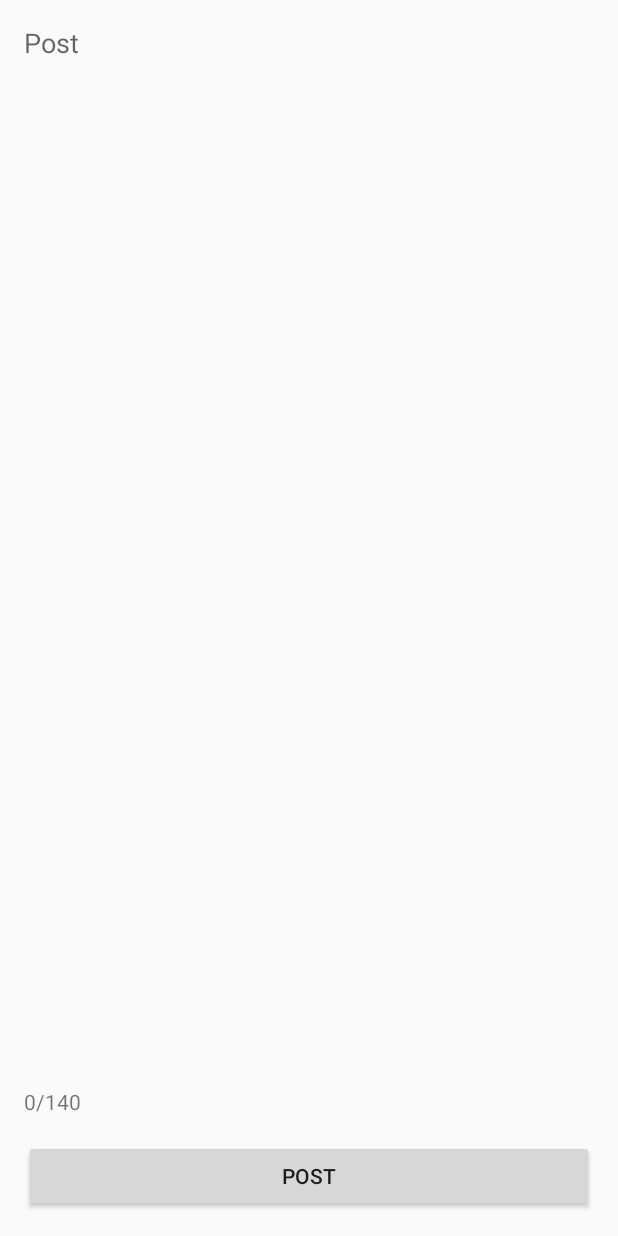
After one commit to GaspardC/Photon_Android_Photo_Map_Based_Social_Sharing, an Android app: the layout activity_post.xml on its own in the app's theme, with its tools: preview values and no code run, on a phone screen of 412 x 824 dp. The commit adds this screen. Run offline under Robolectric (Android 15) with nearby library versions, the phone set to English and light mode, and no system bars.

Commit message:
post activity

```diff
--- a/app/src/main/java/ch/epfl/tabletlab/photon/ParseApplication.java
+++ b/app/src/main/java/ch/epfl/tabletlab/photon/ParseApplication.java
@@ -31,6 +31,8 @@ import com.parse.ParseTwitterUtils;
 //import ch.epfl.tabletlab.photon.R;
 
 public class ParseApplication extends Application {
+
+
   @Override
   public void onCreate() {
     super.onCreate();
--- /dev/null
+++ b/app/src/main/res/layout/activity_post.xml
@@ -0,0 +1,47 @@
+<RelativeLayout xmlns:android="http://schemas.android.com/apk/res/android"
+    xmlns:tools="http://schemas.android.com/tools"
+    android:layout_width="match_parent"
+    android:layout_height="match_parent"
+    android:paddingBottom="@dimen/activity_vertical_margin"
+    android:paddingLeft="@dimen/activity_horizontal_margin"
+    android:paddingRight="@dimen/activity_horizontal_margin"
+    android:paddingTop="@dimen/activity_vertical_margin"
+    tools:context=".PostActivity" >
+
+    <EditText
+        android:id="@+id/post_edittext"
+        android:layout_width="fill_parent"
+        android:layout_height="fill_parent"
+        android:layout_above="@+id/character_count_textview"
+        android:background="@null"
+        android:hint="@string/prompt_post"
+        android:inputType="textMultiLine"
+        android:gravity="top" >
+        <requestFocus />
+    </EditText>
+
+    <Button
+        android:id="@+id/post_button"
+        android:layout_width="wrap_content"
+        android:layout_height="wrap_content"
+        android:layout_alignParentBottom="true"
+        android:layout_alignParentLeft="true"
+        android:layout_alignParentRight="true"
+        android:layout_alignParentStart="true"
+        android:layout_alignParentEnd="true"
+        android:text="@string/post" />
+
+	<TextView
+        android:id="@+id/character_count_textview"
+        android:layout_width="wrap_content"
+        android:layout_height="wrap_content"
+        android:layout_alignParentLeft="true"
+        android:layout_alignParentRight="true"
+        android:layout_alignParentStart="true"
+        android:layout_alignParentEnd="true"
+        android:layout_marginBottom="@dimen/activity_vertical_margin"
+        android:layout_above="@id/post_button"
+        android:text="@string/character_count_placeholder"
+        android:textAppearance="?android:attr/textAppearanceSmall" />
+
+</RelativeLayout>
```
Also changed, not shown: app/src/main/java/ch/epfl/tabletlab/photon/AnywallPost.java (added, +41 -0 lines), app/src/main/java/ch/epfl/tabletlab/photon/ConfigHelper.java (added, +60 -0 lines), app/src/main/java/ch/epfl/tabletlab/photon/PhotonApplication.java (added, +57 -0 lines), app/src/main/java/ch/epfl/tabletlab/photon/PostActivity.java (added, +120 -0 lines), app/src/main/res/values/strings.xml (+18 -0 lines).
